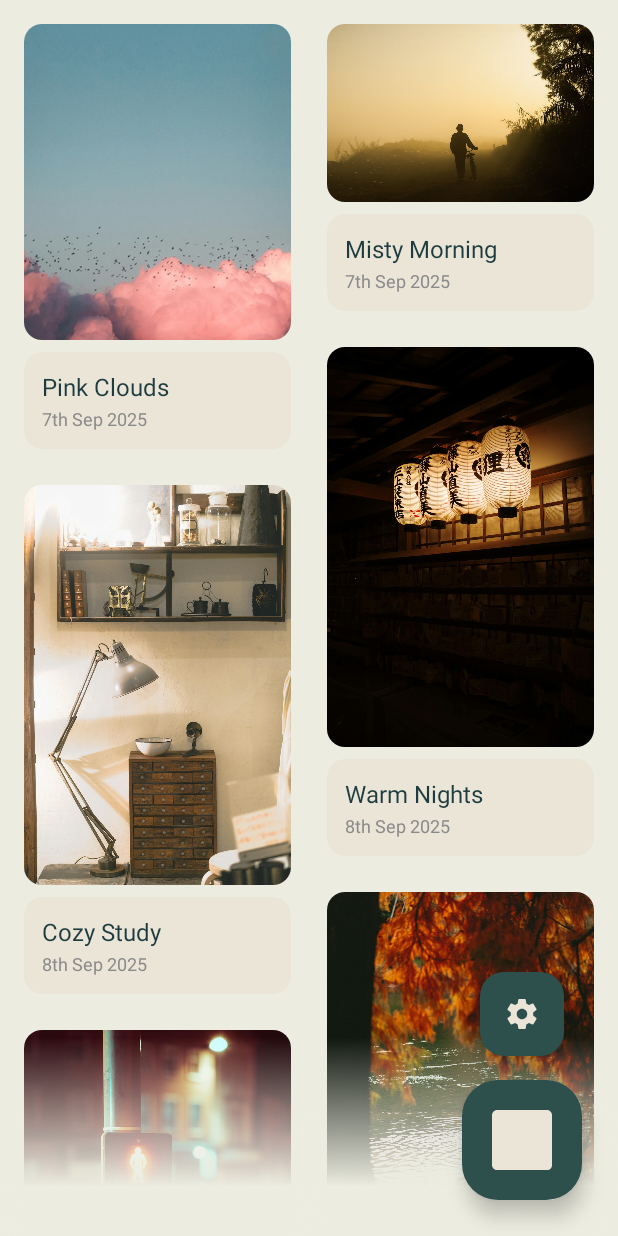
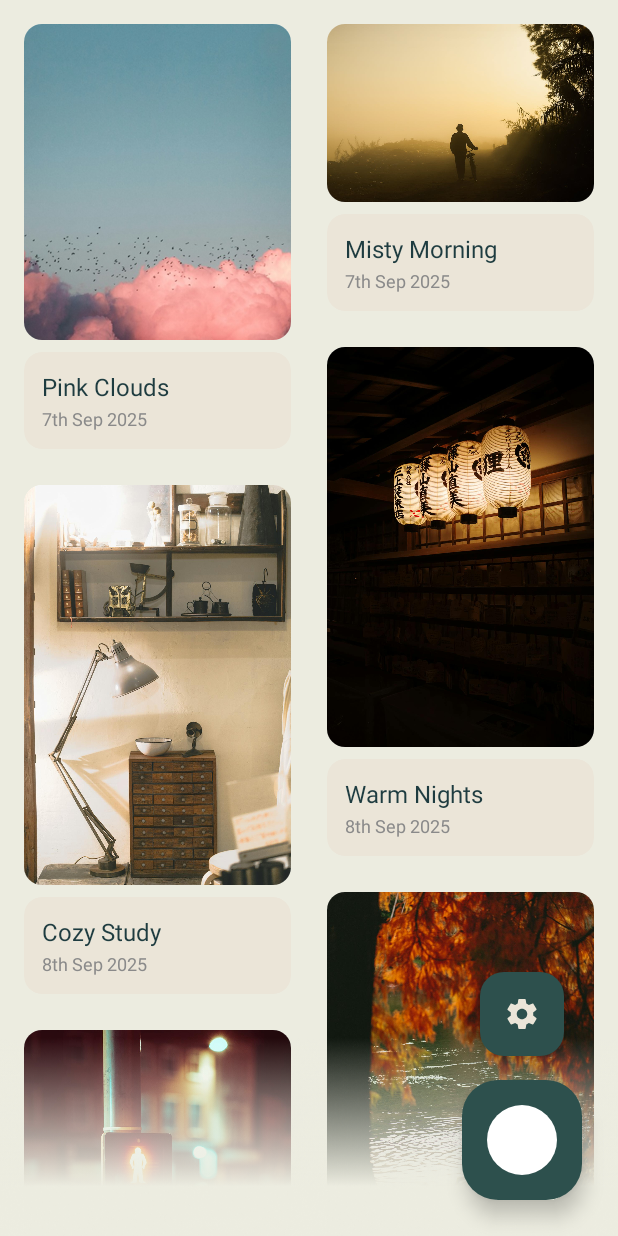
Before and after one commit to navuxneeth/SmolCam, an Android app: the GalleryActivity screen opened directly, with no data from a screen before it, on a phone screen of 412 x 824 dp. Run offline under Robolectric (Android 15) with nearby library versions, the phone set to English and light mode, and no system bars.

Commit message:
UPDATE FAB

```diff
--- a/app/src/main/java/com/example/smolcam/GalleryActivity.kt
+++ b/app/src/main/java/com/example/smolcam/GalleryActivity.kt
@@ -9,6 +9,7 @@ import com.example.smolcam.databinding.ActivityGalleryBinding
 class GalleryActivity : AppCompatActivity() {
 
     private lateinit var binding: ActivityGalleryBinding
+    private var currentTheme: String = "" // Variable to track the theme
 
     private val allImages = listOf(
         R.drawable.camera_preview_background, R.drawable.background2, R.drawable.background3,
@@ -27,10 +28,13 @@ class GalleryActivity : AppCompatActivity() {
     )
 
     override fun onCreate(savedInstanceState: Bundle?) {
-        ThemeHelper.applyTheme(this) // Apply theme
+        ThemeHelper.applyTheme(this)
         super.onCreate(savedInstanceState)
         binding = ActivityGalleryBinding.inflate(layoutInflater)
         setContentView(binding.root)
+
+        // Store the theme that this activity was created with
+        currentTheme = ThemeHelper.getSelectedTheme(this)
 
         binding.galleryRecyclerView.layoutManager =
             StaggeredGridLayoutManager(2, StaggeredGridLayoutManager.VERTICAL)
@@ -38,18 +42,24 @@ class GalleryActivity : AppCompatActivity() {
         val adapter = GalleryAdapter(allImages, imageTitles, imageDates)
         binding.galleryRecyclerView.adapter = adapter
 
-        // ** FIX: Relaunch MainActivity to apply theme changes **
         binding.fabCamera.setOnClickListener {
             val intent = Intent(this, MainActivity::class.java)
-            // These flags ensure we start a fresh version of the camera screen
             intent.flags = Intent.FLAG_ACTIVITY_NEW_TASK or Intent.FLAG_ACTIVITY_CLEAR_TASK
             startActivity(intent)
         }
 
-        // Add listener for the new settings FAB
         binding.fabSettings.setOnClickListener {
             val intent = Intent(this, SettingsActivity::class.java)
             startActivity(intent)
         }
     }
+
+    // ** FIX: Check for theme changes when returning to this activity **
+    override fun onResume() {
+        super.onResume()
+        // If the stored theme is different from the globally selected theme, recreate
+        if (currentTheme != ThemeHelper.getSelectedTheme(this)) {
+            recreate()
+        }
+    }
 }
--- /dev/null
+++ b/app/src/main/res/drawable/ic_camera.xml
@@ -0,0 +1,9 @@
+<vector xmlns:android="http://schemas.android.com/apk/res/android"
+    android:width="48dp"
+    android:height="48dp"
+    android:viewportWidth="24"
+    android:viewportHeight="24">
+    <path
+        android:fillColor="#FFFFFFFF"
+        android:pathData="M12,2A10,10 0 1,0 12,22A10,10 0,1 0,12 2Z"/>
+</vector>
--- a/app/src/main/res/layout/activity_gallery.xml
+++ b/app/src/main/res/layout/activity_gallery.xml
@@ -40,12 +40,12 @@
         android:layout_height="wrap_content"
         android:layout_gravity="bottom|end"
         android:layout_margin="24dp"
-        android:src="@mipmap/ic_launcher"
+        android:src="@drawable/ic_camera"
         app:backgroundTint="?attr/smolCamPrimary"
         app:elevation="8dp"
         app:fabCustomSize="80dp"
-        app:maxImageSize="40dp"
+        app:maxImageSize="56dp"
         app:shapeAppearanceOverlay="@style/FabShape"
-        app:tint="?attr/smolCamOnPrimary" />
+        app:tint="@android:color/white" />
 
 </androidx.coordinatorlayout.widget.CoordinatorLayout>
--- a/app/src/main/res/layout/activity_settings.xml
+++ b/app/src/main/res/layout/activity_settings.xml
@@ -15,8 +15,7 @@
         android:layout_marginTop="16dp"
         android:src="@drawable/arrowbutton"
         app:layout_constraintStart_toStartOf="parent"
-        app:layout_constraintTop_toTopOf="parent"
-        app:tint="?attr/smolCamOnSurface" />
+        app:layout_constraintTop_toTopOf="parent" />
 
     <TextView
         android:id="@+id/settings_title"
@@ -100,7 +99,7 @@
         android:layout_marginBottom="16dp"
         android:gravity="center"
         android:lineSpacingExtra="4dp"
-        android:text="Designed by Navaneeth\nInspired by HaHo Design System by Hristov\nCopyright @ 2025"
+        android:text="Designed by Navaneeth\nMentored by Prof. Sumi Alice Saji\nInspired by HaHo Design System by Hristov\nCopyright @ 2025"
         android:textColor="?attr/smolCamOnSurfaceMuted"
         android:textSize="12sp"
         app:layout_constraintBottom_toTopOf="@id/links_container"
```
Also changed, not shown: app/src/main/java/com/example/smolcam/MainActivity.kt (+26 -11 lines), app/src/main/res/drawable/storage_info_originaltheme.png, app/src/main/res/drawable/storage_info_vibranttheme.png.
